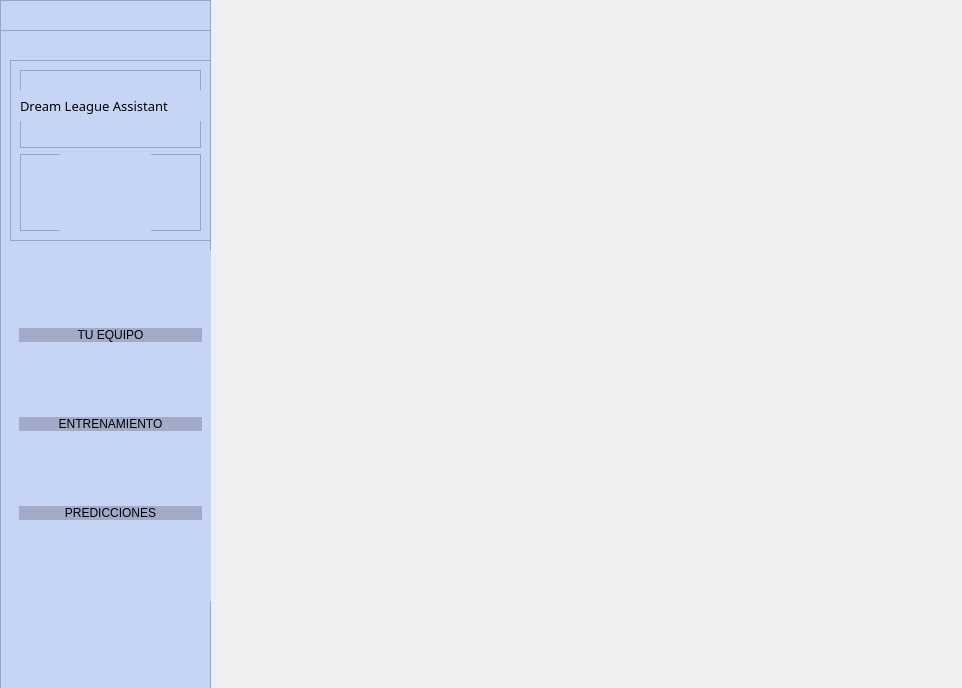
raqgd/interfaz, file dla.ui: the form before one commit.
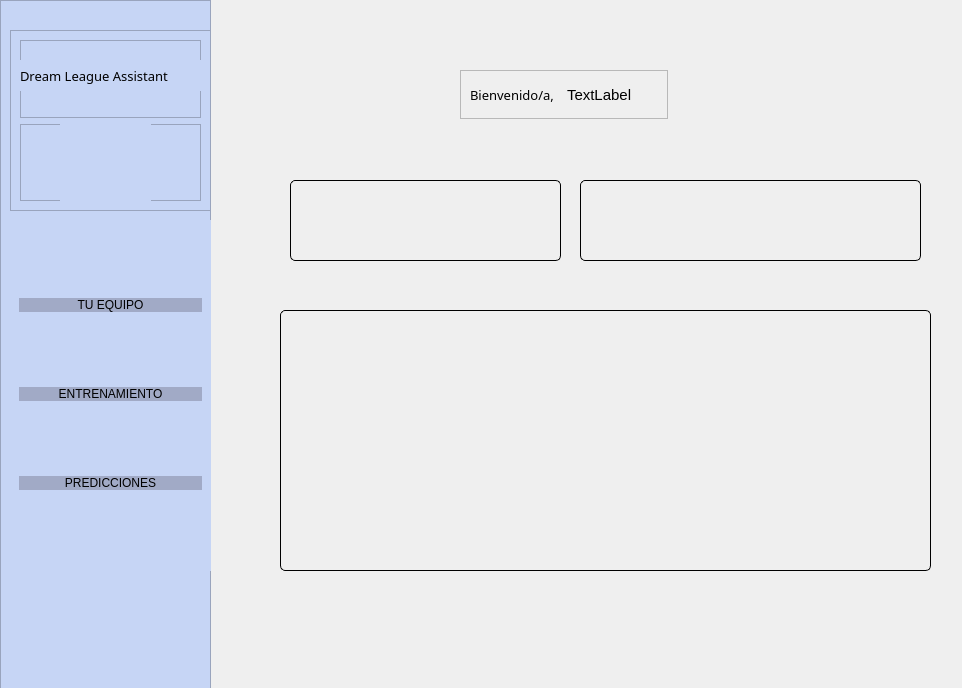
The form after the commit. The open tabs and pages were chosen to show the change. Icons and pictures are not drawn.

Commit message: codigo interfaz

What changed in the file:
```diff
--- a/dla.ui
+++ b/dla.ui
@@ -20,9 +20,9 @@
    <widget class="QStackedWidget" name="stackedWidget">
     <property name="geometry">
      <rect>
-      <x>220</x>
+      <x>210</x>
       <y>0</y>
-      <width>781</width>
+      <width>791</width>
       <height>701</height>
      </rect>
     </property>
@@ -211,7 +211,191 @@
       </layout>
      </widget>
     </widget>
-    <widget class="QWidget" name="predicciones_page"/>
+    <widget class="QWidget" name="predicciones_page">
+     <widget class="QFrame" name="frame_8">
+      <property name="geometry">
+       <rect>
+        <x>370</x>
+        <y>180</y>
+        <width>341</width>
+        <height>81</height>
+       </rect>
+      </property>
+      <property name="styleSheet">
+       <string notr="true">QFrame{
+border: 0.5px solid #000000;
+border-radius: 5px;
+
+
+}
+QFrame:hover {
+border:  0.5px solid #567CF0; 
+ }
+
+QFrame::hover {
+border: 0.5px solid #567CF0;    
+}
+
+                            
+QFrame:focus {
+border:  0.5px solid #567CF0;     
+ }
+
+QFrame:focus-within {
+ border: 0.5px solid #567CF0;
+}
+
+ QFrame {
+ box-shadow: 5px 5px 5px 5px #888888;}</string>
+      </property>
+      <property name="frameShape">
+       <enum>QFrame::StyledPanel</enum>
+      </property>
+      <property name="frameShadow">
+       <enum>QFrame::Raised</enum>
+      </property>
+     </widget>
+     <widget class="QFrame" name="frame_7">
+      <property name="geometry">
+       <rect>
+        <x>80</x>
+        <y>180</y>
+        <width>271</width>
+        <height>81</height>
+       </rect>
+      </property>
+      <property name="styleSheet">
+       <string notr="true">QFrame{
+border: 0.5px solid #000000;
+border-radius: 5px;
+
+
+}
+QFrame:hover {
+border:  0.5px solid #567CF0; 
+ }
+
+QFrame::hover {
+border: 0.5px solid #567CF0;    
+}
+
+                            
+QFrame:focus {
+border:  0.5px solid #567CF0;     
+ }
+
+QFrame:focus-within {
+ border: 0.5px solid #567CF0;
+}
+
+ QFrame {
+ box-shadow: 5px 5px 5px 5px #888888;}</string>
+      </property>
+      <property name="frameShape">
+       <enum>QFrame::StyledPanel</enum>
+      </property>
+      <property name="frameShadow">
+       <enum>QFrame::Raised</enum>
+      </property>
+     </widget>
+     <widget class="QFrame" name="framebienvenido_2">
+      <property name="geometry">
+       <rect>
+        <x>250</x>
+        <y>70</y>
+        <width>208</width>
+        <height>49</height>
+       </rect>
+      </property>
+      <property name="frameShape">
+       <enum>QFrame::StyledPanel</enum>
+      </property>
+      <property name="frameShadow">
+       <enum>QFrame::Raised</enum>
+      </property>
+      <layout class="QHBoxLayout" name="horizontalLayout_3">
+       <item>
+        <widget class="QLabel" name="bienvenido_3">
+         <property name="font">
+          <font>
+           <family>Neue Haas Grotesk Text Pro Medi</family>
+           <pointsize>10</pointsize>
+           <weight>7</weight>
+           <italic>false</italic>
+           <bold>false</bold>
+          </font>
+         </property>
+         <property name="styleSheet">
+          <string notr="true">QFrame{
+font: 57 10pt &quot;Neue Haas Grotesk Text Pro Medi&quot;;
+}</string>
+         </property>
+         <property name="text">
+          <string>Bienvenido/a, </string>
+         </property>
+        </widget>
+       </item>
+       <item>
+        <widget class="QLabel" name="nombreUsuario_3">
+         <property name="font">
+          <font>
+           <family>Nirmala UI</family>
+           <pointsize>11</pointsize>
+          </font>
+         </property>
+         <property name="text">
+          <string>TextLabel</string>
+         </property>
+        </widget>
+       </item>
+      </layout>
+     </widget>
+     <widget class="QFrame" name="frame_6">
+      <property name="geometry">
+       <rect>
+        <x>70</x>
+        <y>310</y>
+        <width>651</width>
+        <height>261</height>
+       </rect>
+      </property>
+      <property name="styleSheet">
+       <string notr="true">QFrame{
+border: 0.5px solid #000000;
+border-radius: 5px;
+
+
+}
+QFrame:hover {
+border:  0.5px solid #567CF0; 
+ }
+
+QFrame::hover {
+border: 0.5px solid #567CF0;    
+}
+
+                            
+QFrame:focus {
+border:  0.5px solid #567CF0;     
+ }
+
+QFrame:focus-within {
+ border: 0.5px solid #567CF0;
+}
+
+ QFrame {
+ box-shadow: 5px 5px 5px 5px #888888;
+
+}</string>
+      </property>
+      <property name="frameShape">
+       <enum>QFrame::StyledPanel</enum>
+      </property>
+      <property name="frameShadow">
+       <enum>QFrame::Raised</enum>
+      </property>
+     </widget>
+    </widget>
    </widget>
    <widget class="QFrame" name="subevntanas">
     <property name="geometry">
@@ -235,7 +419,7 @@
      <property name="geometry">
       <rect>
        <x>0</x>
-       <y>30</y>
+       <y>0</y>
        <width>211</width>
        <height>711</height>
       </rect>
```
Left out of the diff: 8 changed lines with no effect on the pictures. The commit also changes 1 other file.
